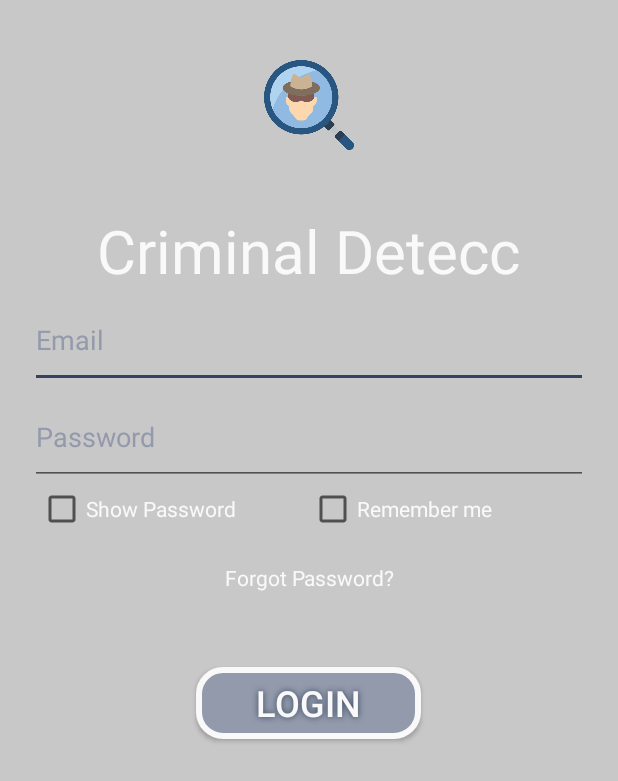
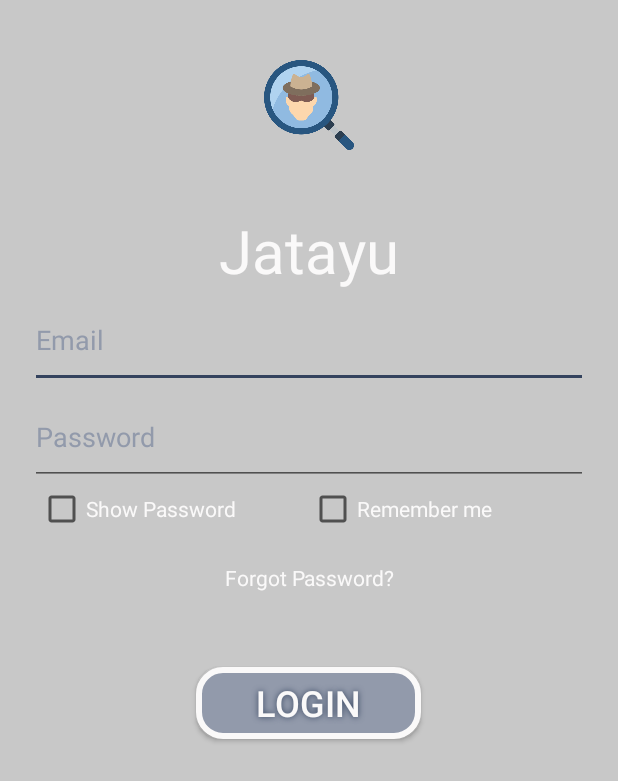
Before and after one commit to nivethsaran/criminal-tagging-system, an Android app: the screen it shows after launch (LoginActivity), on a phone screen of 412 x 824 dp. Shown: the top 781 px of the screen. Run offline under Robolectric (Android 15) with nearby library versions, the phone set to English and light mode, and no system bars; our stand-ins replace Firebase (no records; nobody signed in at launch, a user with empty details on screens opened directly), RxJava.

Commit message:
Change App Name to Jatayu

```diff
--- a/app/src/main/res/values/strings.xml
+++ b/app/src/main/res/values/strings.xml
@@ -1,5 +1,5 @@
 <resources>
-    <string name="app_name">Criminal Detecc</string>
+    <string name="app_name">Jatayu</string>
     <string name="take_picture">Take Picture</string>
     <string name="msg_subscribe_failed">Subscription Failed</string>
     <string name="msg_subscribed">Message Subscribed</string>
```
